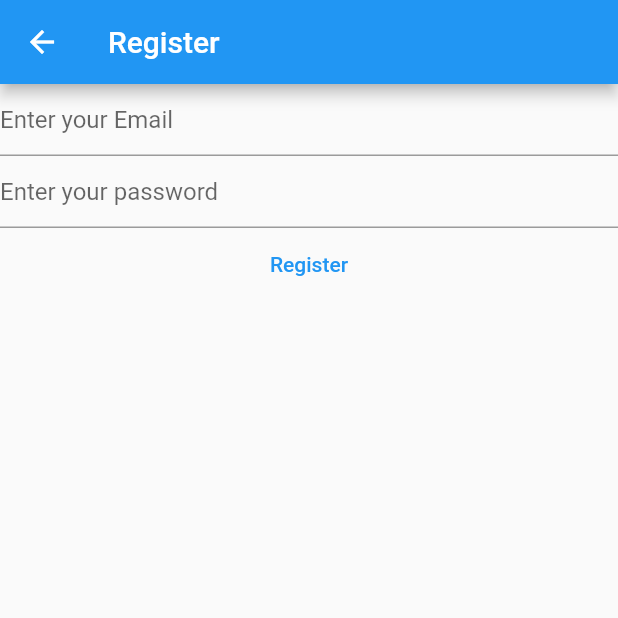
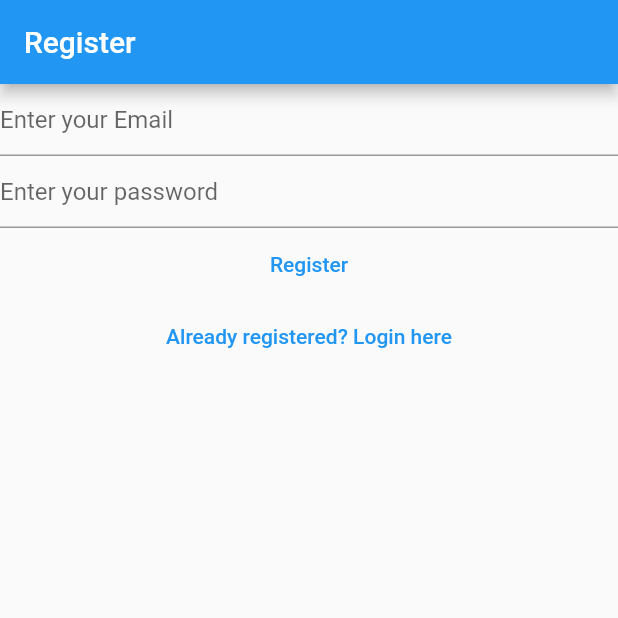
Before and after one commit to Kalanithi96/notes, a Flutter app: the RegisterView screen opened directly, on a phone screen of 412 x 824 dp, the top half of it. Run offline on Flutter 3.47's test engine with Material 2 defaults, Android fonts, the phone set to English and light mode, and no system bars; our stand-ins replace firebase_auth, firebase_core; accounts and stored records are empty.

Commit message:
Added named routes

```diff
--- a/lib/views/register_view.dart
+++ b/lib/views/register_view.dart
@@ -11,19 +11,18 @@
 }
 
 class _RegisterViewState extends State<RegisterView> {
-
   late final TextEditingController _email;
   late final TextEditingController _password;
 
   @override
-  void initState(){
+  void initState() {
     _email = TextEditingController();
     _password = TextEditingController();
     super.initState();
   }
 
   @override
-  void dispose(){
+  void dispose() {
     _email.dispose();
     _password.dispose();
     super.dispose();
@@ -35,48 +34,36 @@
       appBar: AppBar(
         title: const Text("Register"),
       ),
-      body: FutureBuilder(
-        future: Firebase.initializeApp(
-                      options: DefaultFirebaseOptions.currentPlatform,
-                    ),
-        builder: (context, snapshot){
-          switch (snapshot.connectionState){
-            case ConnectionState.done:
-              return Column(
+      body: Column(
         children: [
           TextField(
             controller: _email,
             keyboardType: TextInputType.emailAddress,
             enableSuggestions: false,
             autocorrect: false,
-                      decoration: const InputDecoration(
-                      hintText: "Enter your Email"
-                    ),
+            decoration: const InputDecoration(hintText: "Enter your Email"),
           ),
           TextField(
             controller: _password,
             obscureText: true,
             enableSuggestions: false,
             autocorrect: false,
-                      decoration: const InputDecoration(
-                        hintText: "Enter your password"
-                    ),
+            decoration: const InputDecoration(hintText: "Enter your password"),
           ),
           Center(
             child: TextButton(
-                      onPressed: () async{
+              onPressed: () async {
                 final email = _email.text;
                 final password = _password.text;
 
                 try {
-                          final userCred = await FirebaseAuth.instance.createUserWithEmailAndPassword(
-                            email: email,
-                            password: password
-                          );
+                  final userCred = await FirebaseAuth.instance
+                      .createUserWithEmailAndPassword(
+                          email: email, password: password);
 
                   print(userCred);
                 } on FirebaseAuthException catch (e) {
-                            switch(e.code){
+                  switch (e.code) {
                     case "email-already-in-use":
                       print("Email already registered");
                       break;
@@ -95,12 +82,15 @@
               child: const Text("Register"),
             ),
           ),
+          Center(
+            child: TextButton(
+              onPressed: () {
+                Navigator.of(context).pushNamedAndRemoveUntil('/login/', (route) => false);
+              },
+              child: const Text("Already registered? Login here"),
+            ),
+          ),
         ],
-              );
-            default:
-              return const Text("Loading...");
-          }
-        },
       ),
     );
   }
```
Also changed, not shown: lib/main.dart (+10 -11 lines), lib/views/email_verify.dart (+7 -3 lines), lib/views/login_view.dart (+17 -27 lines). Lines whose indentation alone changed are shown as unchanged.
